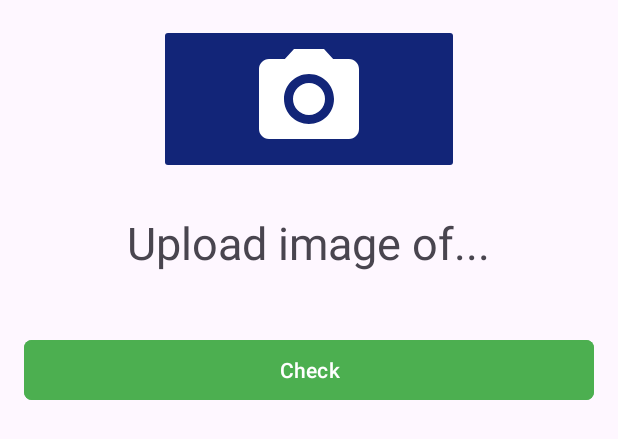
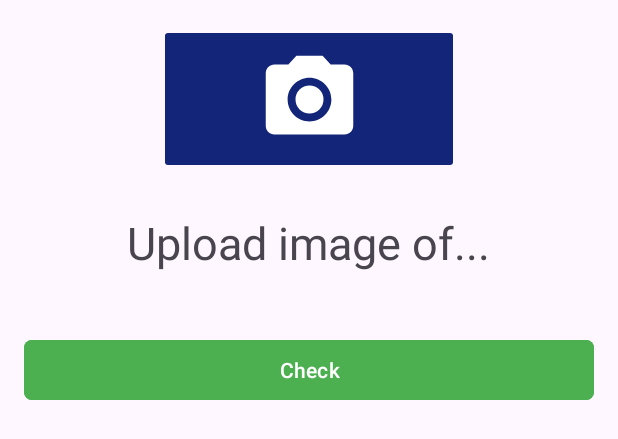
Before and after one commit to Minime998/CP470-Project, an Android app: the layout photo_upload_quest.xml on its own in the app's theme, with its tools: preview values and no code run, on a phone screen of 412 x 824 dp. Shown: the top 439 px of the screen. Run offline under Robolectric (Android 15) with nearby library versions, the phone set to English and light mode, and no system bars.

Commit message:
updated photo upload questions layout

```diff
--- a/app/src/main/res/drawable/baseline_photo_camera_24.xml
+++ b/app/src/main/res/drawable/baseline_photo_camera_24.xml
@@ -1,4 +1,4 @@
-<vector xmlns:android="http://schemas.android.com/apk/res/android" android:height="80dp" android:tint="#FFFFFF" android:viewportHeight="24" android:viewportWidth="24" android:width="80dp">
+<vector xmlns:android="http://schemas.android.com/apk/res/android" android:height="70dp" android:tint="#FFFFFF" android:viewportHeight="24" android:viewportWidth="24" android:width="70dp">
 
     <path android:fillColor="@android:color/white" android:pathData="M12,12m-3.2,0a3.2,3.2 0,1 1,6.4 0a3.2,3.2 0,1 1,-6.4 0"/>
 
```
